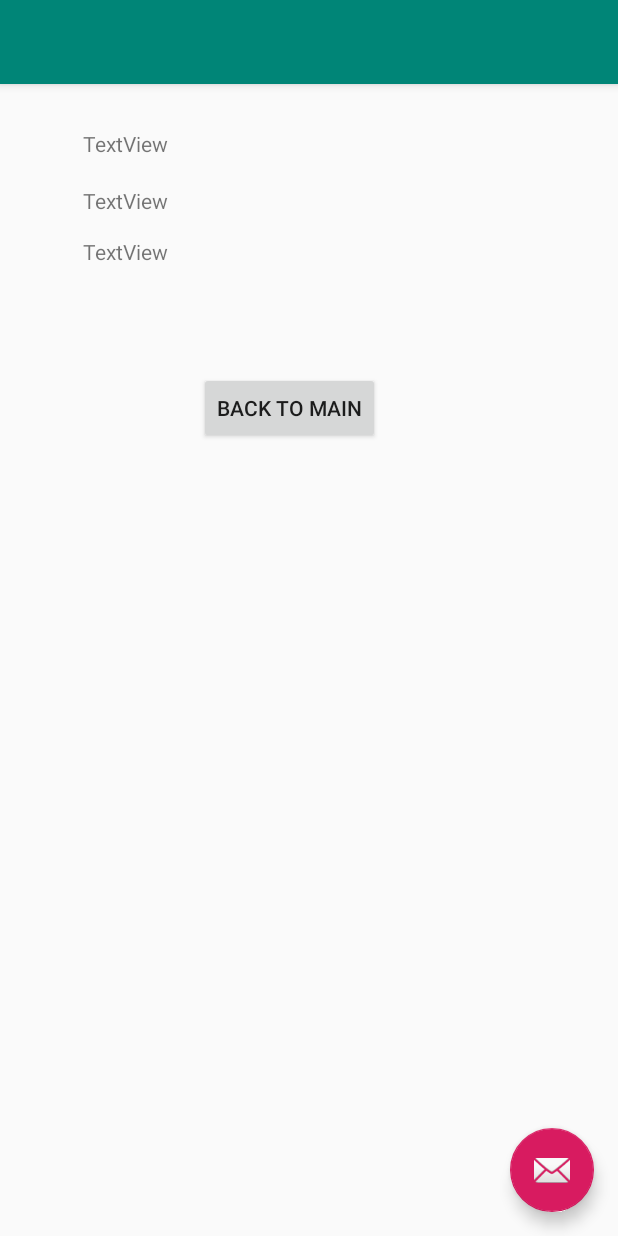
After one commit to abiancu/IntroAndroidApp, an Android app: the layout activity_information_result.xml on its own in the app's theme, with its tools: preview values and no code run, on a phone screen of 412 x 824 dp. The commit adds this screen. Run offline under Robolectric (Android 15) with nearby library versions, the phone set to English and light mode, and no system bars.

Commit message:
info and result page finished

```diff
--- a/app/src/main/AndroidManifest.xml
+++ b/app/src/main/AndroidManifest.xml
@@ -12,9 +12,13 @@
         android:supportsRtl="true"
         tools:ignore="GoogleAppIndexingWarning">
         <activity
+            android:name=".InformationResultActivity"
+            android:label="@string/title_activity_information_result"
+            android:theme="@style/AppTheme.NoActionBar"></activity>
+        <activity
             android:name=".InformationPageActivity"
             android:label="@string/title_activity_spinner"
-            android:theme="@style/AppTheme.NoActionBar"></activity>
+            android:theme="@style/AppTheme.NoActionBar" />
         <activity
             android:name=".TicTacToeActivity"
             android:label="@string/title_activity_tic_tac_toe"
--- /dev/null
+++ b/app/src/main/res/layout/activity_information_result.xml
@@ -0,0 +1,33 @@
+<?xml version="1.0" encoding="utf-8"?>
+<androidx.coordinatorlayout.widget.CoordinatorLayout xmlns:android="http://schemas.android.com/apk/res/android"
+    xmlns:app="http://schemas.android.com/apk/res-auto"
+    xmlns:tools="http://schemas.android.com/tools"
+    android:layout_width="match_parent"
+    android:layout_height="match_parent"
+    tools:context=".InformationResultActivity">
+
+    <com.google.android.material.appbar.AppBarLayout
+        android:layout_width="match_parent"
+        android:layout_height="wrap_content"
+        android:theme="@style/AppTheme.AppBarOverlay">
+
+        <androidx.appcompat.widget.Toolbar
+            android:id="@+id/toolbar"
+            android:layout_width="match_parent"
+            android:layout_height="?attr/actionBarSize"
+            android:background="?attr/colorPrimary"
+            app:popupTheme="@style/AppTheme.PopupOverlay" />
+
+    </com.google.android.material.appbar.AppBarLayout>
+
+    <include layout="@layout/content_information_result" />
+
+    <com.google.android.material.floatingactionbutton.FloatingActionButton
+        android:id="@+id/fab"
+        android:layout_width="wrap_content"
+        android:layout_height="wrap_content"
+        android:layout_gravity="bottom|end"
+        android:layout_margin="@dimen/fab_margin"
+        app:srcCompat="@android:drawable/ic_dialog_email" />
+
+</androidx.coordinatorlayout.widget.CoordinatorLayout>
--- /dev/null
+++ b/app/src/main/res/layout/content_information_result.xml
@@ -0,0 +1,55 @@
+<?xml version="1.0" encoding="utf-8"?>
+<androidx.constraintlayout.widget.ConstraintLayout xmlns:android="http://schemas.android.com/apk/res/android"
+    xmlns:app="http://schemas.android.com/apk/res-auto"
+    xmlns:tools="http://schemas.android.com/tools"
+    android:layout_width="match_parent"
+    android:layout_height="match_parent"
+    app:layout_behavior="@string/appbar_scrolling_view_behavior"
+    tools:context=".InformationResultActivity"
+    tools:showIn="@layout/activity_information_result">
+
+    <TextView
+        android:id="@+id/txtSeason"
+        android:layout_width="301dp"
+        android:layout_height="22dp"
+        android:text="TextView"
+        app:layout_constraintBottom_toBottomOf="parent"
+        app:layout_constraintEnd_toEndOf="parent"
+        app:layout_constraintStart_toStartOf="parent"
+        app:layout_constraintTop_toTopOf="parent"
+        app:layout_constraintVertical_bias="0.04" />
+
+    <TextView
+        android:id="@+id/txtTemperature"
+        android:layout_width="301dp"
+        android:layout_height="22dp"
+        android:text="TextView"
+        app:layout_constraintBottom_toBottomOf="parent"
+        app:layout_constraintEnd_toEndOf="parent"
+        app:layout_constraintStart_toStartOf="parent"
+        app:layout_constraintTop_toTopOf="parent"
+        app:layout_constraintVertical_bias="0.091" />
+
+    <TextView
+        android:id="@+id/txtAllergies"
+        android:layout_width="301dp"
+        android:layout_height="22dp"
+        android:text="TextView"
+        app:layout_constraintBottom_toBottomOf="parent"
+        app:layout_constraintEnd_toEndOf="parent"
+        app:layout_constraintStart_toStartOf="parent"
+        app:layout_constraintTop_toTopOf="parent"
+        app:layout_constraintVertical_bias="0.137" />
+
+    <Button
+        android:id="@+id/btnMain"
+        android:layout_width="wrap_content"
+        android:layout_height="wrap_content"
+        android:layout_marginStart="148dp"
+        android:layout_marginTop="192dp"
+        android:layout_marginEnd="174dp"
+        android:text="Back to Main"
+        app:layout_constraintEnd_toEndOf="parent"
+        app:layout_constraintStart_toStartOf="parent"
+        app:layout_constraintTop_toTopOf="parent" />
+</androidx.constraintlayout.widget.ConstraintLayout>
```
Also changed, not shown: app/src/main/java/com/example/introandroidapp/InformationPageActivity.java (+61 -1 lines), app/src/main/java/com/example/introandroidapp/InformationResultActivity.java (added, +73 -0 lines), app/src/main/res/layout/content_information.xml (+20 -7 lines), app/src/main/res/values/strings.xml (+9 -4 lines).
